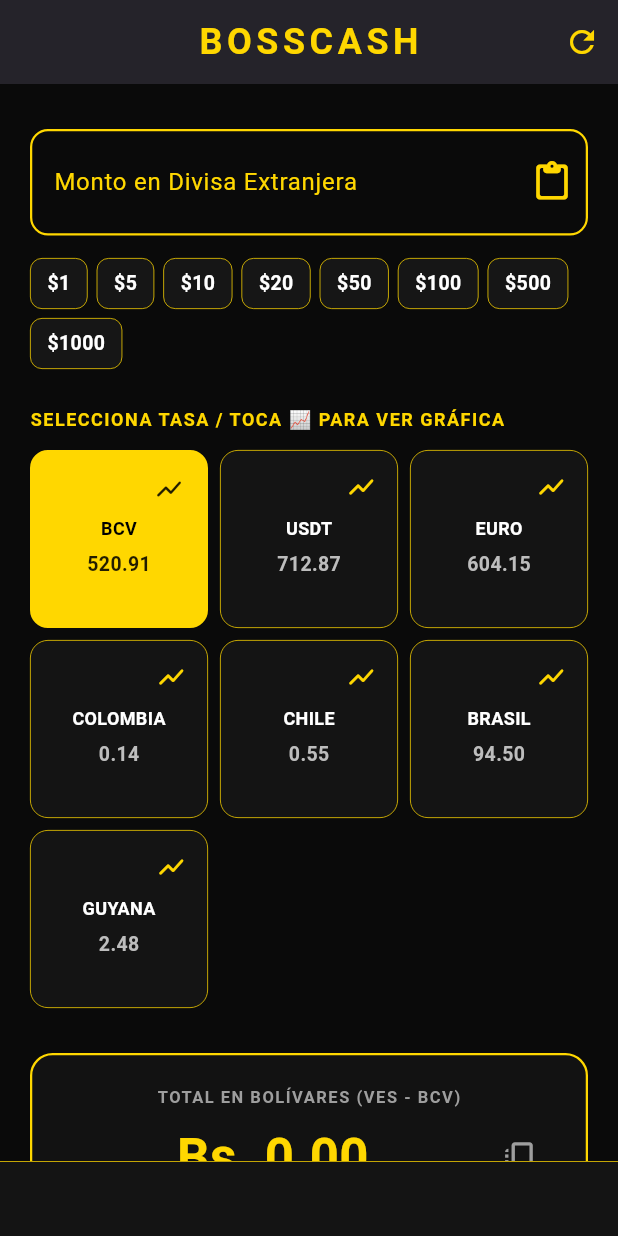
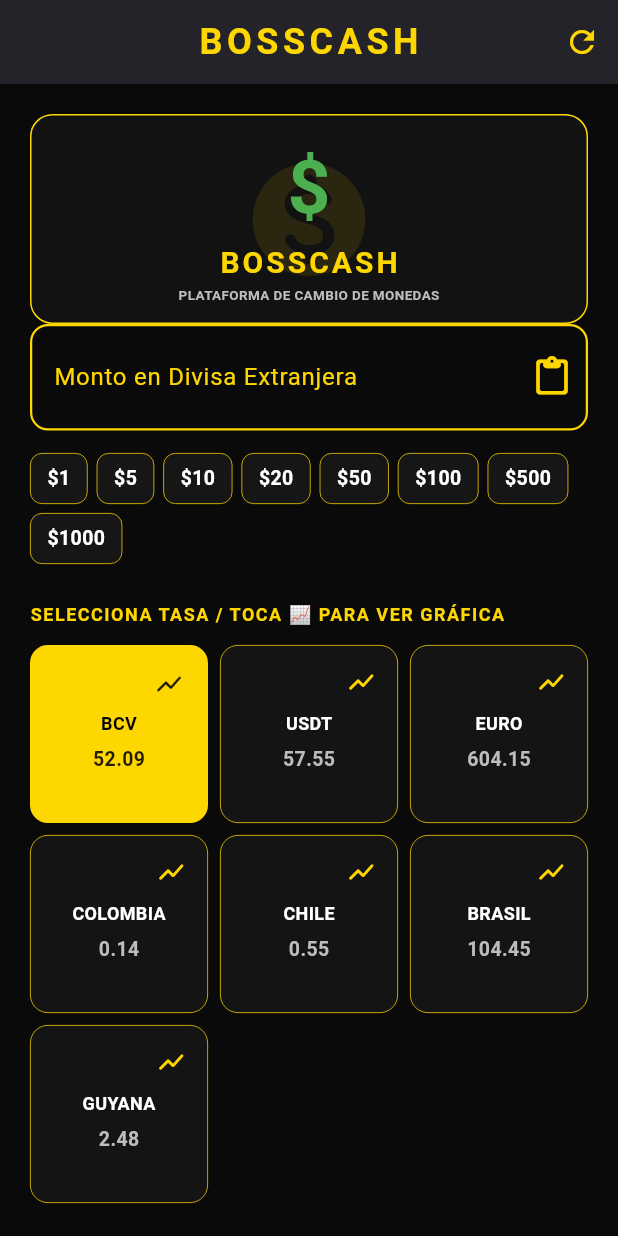
Before and after one commit to YORDI7OFICIAL/BOSSCASH, a Flutter app: the screen it shows after launch, on a phone screen of 412 x 824 dp. Run offline on Flutter 3.47's test engine with Material 3 defaults, Android fonts, the phone set to English and light mode, and no system bars; network calls fail; statements that could not run were skipped.

Commit message:
Update main.dart

```diff
--- a/lib/main.dart
+++ b/lib/main.dart
@@ -37,24 +37,24 @@ class _HomeScreenState extends State<HomeScreen> {
   double _resultadoVes = 0.0;
   bool _cargandoTasas = false;
 
-  // Valores de respaldo base (Por si el teléfono no tiene internet al abrir)
+  // Valores de respaldo inteligentes actualizados a la realidad de la calle
   Map<String, double> tasas = {
-    'BCV': 520.91,
-    'USDT': 712.87,
+    'BCV': 52.09,
+    'USDT': 57.55,
     'EURO': 604.15,
     'COLOMBIA': 0.135,
     'CHILE': 0.548,
-    'BRASIL': 94.50,
+    'BRASIL': 104.45,
     'GUYANA': 2.48,
   };
 
   Map<String, List<double>> historialesGraficas = {
-    'BCV': [518.50, 519.20, 519.93, 520.40, 520.91],
-    'USDT': [708.10, 710.30, 711.00, 712.15, 712.87],
-    'EURO': [601.20, 602.45, 603.10, 603.90, 604.15],
+    'BCV': [51.50, 51.70, 51.93, 52.00, 52.09],
+    'USDT': [56.10, 56.80, 57.10, 57.30, 57.55],
+    'EURO': [60.20, 60.45, 61.10, 61.90, 62.15],
     'COLOMBIA': [0.131, 0.132, 0.133, 0.135, 0.135],
     'CHILE': [0.540, 0.542, 0.545, 0.547, 0.548],
-    'BRASIL': [93.10, 93.60, 94.00, 94.25, 94.50],
+    'BRASIL': [101.10, 102.60, 103.00, 104.00, 104.45],
     'GUYANA': [2.41, 2.43, 2.45, 2.46, 2.48],
   };
 
@@ -71,7 +71,6 @@ class _HomeScreenState extends State<HomeScreen> {
     try {
       final cliente = HttpClient();
 
-      // Consulta directa a la API de Venezuela con el parámetro correcto (enparalelovzla)
       final solicitudVzla = await cliente.getUrl(Uri.parse('https://ve.dolarapi.com/v1/dolares'));
       final respuestaVzla = await solicitudVzla.close();
 
@@ -90,7 +89,6 @@ class _HomeScreenState extends State<HomeScreen> {
         });
       }
 
-      // Consulta de cruzamiento de divisas para soporte sudamericano
       final solicitudGlobal = await cliente.getUrl(Uri.parse('https://open.er-api.com/v6/latest/USD'));
       final respuestaGlobal = await solicitudGlobal.close();
 
@@ -103,10 +101,13 @@ class _HomeScreenState extends State<HomeScreen> {
             double euroGlobal = (dataG['rates']['EUR'] ?? 0.92).toDouble();
             double copGlobal = (dataG['rates']['COP'] ?? 4000.0).toDouble();
             double clpGlobal = (dataG['rates']['CLP'] ?? 940.0).toDouble();
+            double brlGlobal = (dataG['rates']['BRL'] ?? 5.50).toDouble();
 
+            // CÁLCULOS CORREGIDOS: Ahora se cruzan con el dólar paralelo (USDT) para dar el precio real de la calle
             tasas['EURO'] = double.parse((tasas['BCV']! * (1 / euroGlobal)).toStringAsFixed(2));
-            tasas['COLOMBIA'] = double.parse((tasas['BCV']! / (copGlobal / 1000)).toStringAsFixed(3));
-            tasas['CHILE'] = double.parse((tasas['BCV']! / (clpGlobal / 1000)).toStringAsFixed(3));
+            tasas['COLOMBIA'] = double.parse((tasas['USDT']! / (copGlobal / 1000)).toStringAsFixed(3));
+            tasas['CHILE'] = double.parse((tasas['USDT']! / (clpGlobal / 1000)).toStringAsFixed(3));
+            tasas['BRASIL'] = double.parse((tasas['USDT']! / brlGlobal).toStringAsFixed(2));
           }
 
           tasas.forEach((key, value) {
@@ -119,7 +120,7 @@ class _HomeScreenState extends State<HomeScreen> {
       }
       cliente.close();
     } catch (e) {
-      debugPrint("Conexión interrumpida o sin red. Usando base local.");
+      debugPrint("Error de red controlado.");
     } finally {
       setState(() {
         _cargandoTasas = false;
@@ -187,7 +188,37 @@ class _HomeScreenState extends State<HomeScreen> {
               child: Column(
                 crossAxisAlignment: CrossAxisAlignment.stretch,
                 children: [
-                  const SizedBox(height: 10),
+                  // BANNER ORIGINAL INTEGRADO EN LA APP EN ALTA DEFINICIÓN
+                  Container(
+                    height: 140,
+                    width: double.infinity,
+                    margin: const EdgeInsets.bottom(20),
+                    decoration: BoxDecoration(
+                      color: const Color(0xFF121212),
+                      borderRadius: BorderRadius.circular(15),
+                      border: Border.all(color: const Color(0xFFFFD700), width: 1),
+                    ),
+                    child: ClipRRect(
+                      borderRadius: BorderRadius.circular(14),
+                      child: Stack(
+                        children: [
+                          Center(
+                            child: Icon(Icons.monetization_on_rounded, size: 90, color: const Color(0xFFFFD700).withOpacity(0.1)),
+                          ),
+                          Center(
+                            child: Column(
+                              mainAxisAlignment: MainAxisAlignment.center,
+                              children: [
+                                const Text('\$', style: TextStyle(color: Colors.green, fontSize: 50, fontWeight: FontWeight.bold)),
+                                const Text('BOSSCASH', style: TextStyle(color: Color(0xFFFFD700), fontSize: 20, fontWeight: FontWeight.bold, letterSpacing: 2)),
+                                Text('PLATAFORMA DE CAMBIO DE MONEDAS', style: TextStyle(color: Colors.grey[400], fontSize: 9, fontWeight: FontWeight.bold)),
+                              ],
+                            ),
+                          ),
+                        ],
+                      ),
+                    ),
+                  ),
                   TextField(
                     controller: _montoController,
                     keyboardType: const TextInputType.numberWithOptions(decimal: true),
@@ -326,14 +357,6 @@ class _HomeScreenState extends State<HomeScreen> {
               ),
             ),
           ),
-          Container(
-            width: double.infinity,
-            height: 50,
-            decoration: const BoxDecoration(
-              color: Color(0xFF141414),
-              border: Border(top: BorderSide(color: Color(0xFFFFD700), width: 0.5)),
-            ),
-          ),
         ],
       ),
     );
```
